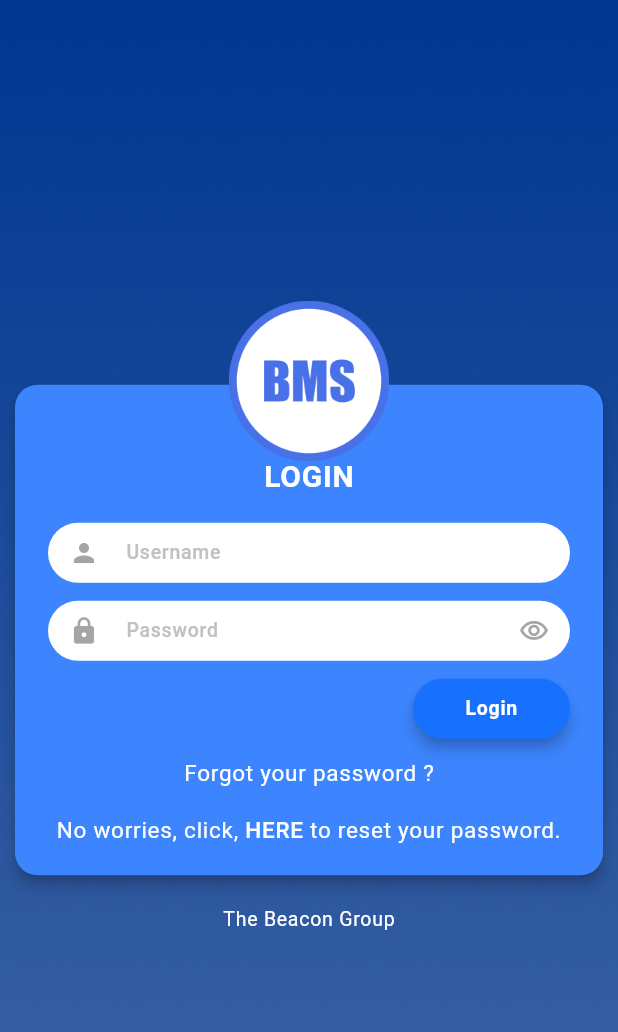
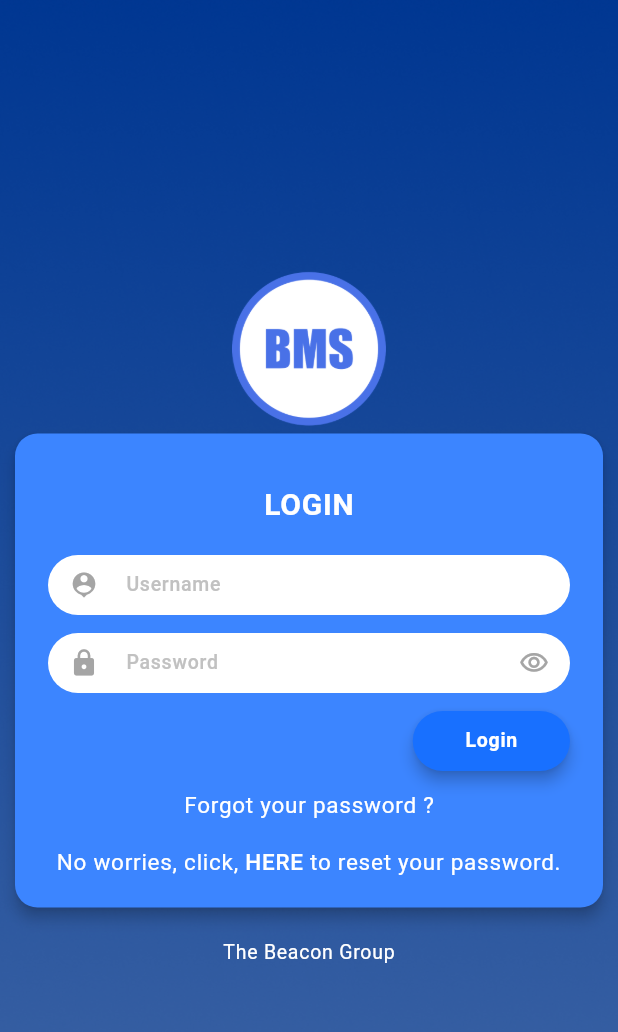
Before and after one commit to dikshyalaya/bms-mobile-app, a Flutter app: the screen it shows after launch, on a phone screen of 412 x 824 dp. Shown: the top 1032 px of the screen. Run offline on Flutter 3.47's test engine with Material 3 defaults, Android fonts, the phone set to English and light mode, and no system bars; our stand-ins replace connectivity_plus, dio, fluttertoast, hive_flutter; accounts and stored records are empty; network calls fail; Roboto replaces fonts that are missing (Poppins-Medium).

Commit message:
bug fixes, added app icon for android and iOS

```diff
--- a/lib/common/widgets/beacon_app_bar.dart
+++ b/lib/common/widgets/beacon_app_bar.dart
@@ -1,7 +1,9 @@
 import 'package:beacon_flutter/common/extension/extension.dart';
 import 'package:beacon_flutter/common/widgets/builder/ifbuilder.dart';
+import 'package:beacon_flutter/features/auth/domain/auth_provider.dart';
 import 'package:beacon_flutter/utils/dialogue.dart';
 import 'package:flutter/material.dart';
+import 'package:provider/provider.dart';
 
 class BeaconAppBar extends StatelessWidget implements PreferredSizeWidget{
   final Widget? leadingIcon;
@@ -18,6 +20,7 @@ class BeaconAppBar extends StatelessWidget implements PreferredSizeWidget{
 
   @override
   Widget build(BuildContext context) {
+    final auth = Provider.of<AuthProvider>(context,listen: false);
     return PreferredSize(
       preferredSize: Size(MediaQuery.of(context).size.width,5),
       child: AppBar(
@@ -53,7 +56,7 @@ class BeaconAppBar extends StatelessWidget implements PreferredSizeWidget{
             padding:  EdgeInsetsDirectional.only(end: 17, top:leadingIcon != null?0: 17),
             child: GestureDetector(
               onTap: ()async {
-               final changePassword=await DialogueUtils.onProfileIconClickDialogue(context: context);
+               final changePassword=await DialogueUtils.onProfileIconClickDialogue(context: context,userName: "${auth.bmsUserModel?.empFirstName} ${auth.bmsUserModel?.empLastName}");
               },
               child: Image.asset(
                 "profile".pngImage(),
--- a/lib/common/widgets/scaffold_background_wrapper.dart
+++ b/lib/common/widgets/scaffold_background_wrapper.dart
@@ -15,7 +15,7 @@ class ScaffoldBackGroundWrapper extends StatelessWidget {
             image: AssetImage(
               "Dashboard".pngImage(),
             ),
-            fit: BoxFit.fill,
+            fit: BoxFit.cover,
           )),
       child: child,
     );
--- a/lib/features/auth/widget/login_screen.dart
+++ b/lib/features/auth/widget/login_screen.dart
@@ -36,7 +36,7 @@ class _LoginScreenState extends State<LoginScreen> {
           fit: BoxFit.fill,
         )),
         child: SizedBox(
-          height: 423,
+          height: 466,
           child: Stack(
             alignment: Alignment.topCenter,
             children: [
@@ -54,7 +54,7 @@ class _LoginScreenState extends State<LoginScreen> {
                       width: double.infinity,
                       child: Padding(
                         padding: const EdgeInsetsDirectional.only(
-                            top: 46, start: 22, end: 22, bottom: 18),
+                            top: 32, start: 22, end: 22, bottom: 18),
                         child: Column(
                           crossAxisAlignment: CrossAxisAlignment.center,
                           children: [
@@ -69,10 +69,10 @@ class _LoginScreenState extends State<LoginScreen> {
                                       fontSize: 20),
                             ),
                             const SizedBox(
-                              height: 16,
+                              height: 19,
                             ),
                             BeaconTextFormField(
-                              iconData: Icons.person,
+                              iconData: Icons.person_pin,
                               hintText: "Username",
                               onChangedInput: (String input) {
                                 userName = input;
--- a/lib/features/looking_for_shift/widget/looking_for_shift_home_screen.dart
+++ b/lib/features/looking_for_shift/widget/looking_for_shift_home_screen.dart
@@ -44,7 +44,6 @@ class _LookingForShiftHomeScreenState extends State<LookingForShiftHomeScreen> {
   Future<void> onInitScreen() async {
      if(_lookingForShiftProvider.schedulePeriodResponseModel?.data?.isNotEmpty??false){
     Future.delayed(const Duration(milliseconds: 200),()async{
-      schedulePeriod = _lookingForShiftProvider.schedulePeriodResponseModel?.data?.first.schedulePeriod??'';
       final res = await DialogueUtils.selectSchedulePeriodDialogue(context: context, schedulePeriods: _lookingForShiftProvider.schedulePeriodResponseModel!.data!)??"";
 
      setState(() {
@@ -59,7 +58,7 @@ class _LookingForShiftHomeScreenState extends State<LookingForShiftHomeScreen> {
        if(value.body?.data?.isNotEmpty??false){
          setState(() {
            initialState = false;
-           schedulePeriod = value.body?.data?.first.schedulePeriod??"";
+           // schedulePeriod = value.body?.data?.first.schedulePeriod??"";
          });
          final res = await  DialogueUtils.selectSchedulePeriodDialogue(context: context, schedulePeriods: value.body?.data??[])??"";
 
@@ -144,7 +143,7 @@ class _LookingForShiftHomeScreenState extends State<LookingForShiftHomeScreen> {
                         separatorBuilder: (context, index) => const SizedBox(
                           height: 9,
                         ),
-                        itemCount: 8), isDataFetching: isDataFetching, isNullData: _lookingForShiftProvider.lookForShiftResponseModel?.data==null), selector: (context,provider)=>provider.isDataFetching),
+                        itemCount: _lookingForShiftProvider.lookForShiftResponseModel?.data?.length??0), isDataFetching: isDataFetching, isNullData: _lookingForShiftProvider.lookForShiftResponseModel?.data==null), selector: (context,provider)=>provider.isDataFetching),
                   )
               ,
                    SizedBox(
--- a/lib/utils/dialogue.dart
+++ b/lib/utils/dialogue.dart
@@ -251,7 +251,7 @@ class DialogueUtils {
 
 
   static Future<bool> onProfileIconClickDialogue(
-      {required BuildContext context}) async {
+      {required BuildContext context,required String userName}) async {
     final authProvider = Provider.of<AuthProvider>(context,listen: false);
     return await showDialog(
         context: context,
@@ -279,7 +279,7 @@ class DialogueUtils {
                         const SizedBox(
                           height: 20,
                         ),
-                        const Text("Beacon App",style: TextStyle(
+                         Text(userName,style: const TextStyle(
                             fontWeight: FontWeight.bold,
                             fontSize: 20,color: Color(0xff565656)
                         ),),]
@@ -340,7 +340,7 @@ class DialogueUtils {
 
   static Future<String?> selectSchedulePeriodDialogue(
       {required BuildContext context,required List<SchedulePeriod>schedulePeriods}) async {
-    String schedulePeriod =schedulePeriods.first.schedulePeriod??"";
+    String schedulePeriod =schedulePeriods.first.schedulePeriod;
     return await showDialog(
         context: context,
         barrierDismissible: false,
```
Also changed, not shown: lib/features/clock_in_home/widget/clock_in_form.dart (+8 -6 lines), lib/features/prior_clock_in/widget/prior_clock_card.dart (+14 -4 lines), lib/features/prior_clock_in/widget/prior_clock_in_header.dart (+7 -0 lines), pubspec.yaml (+14 -0 lines), assets/images/app-logo.png, pubspec.lock, 39 other files.
